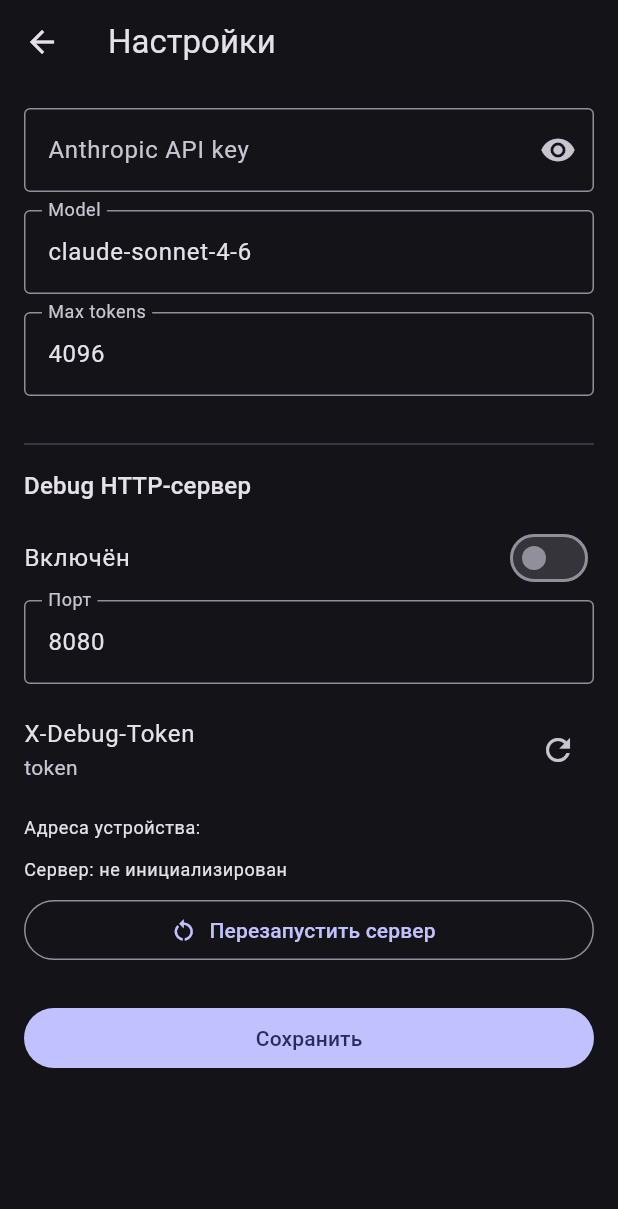
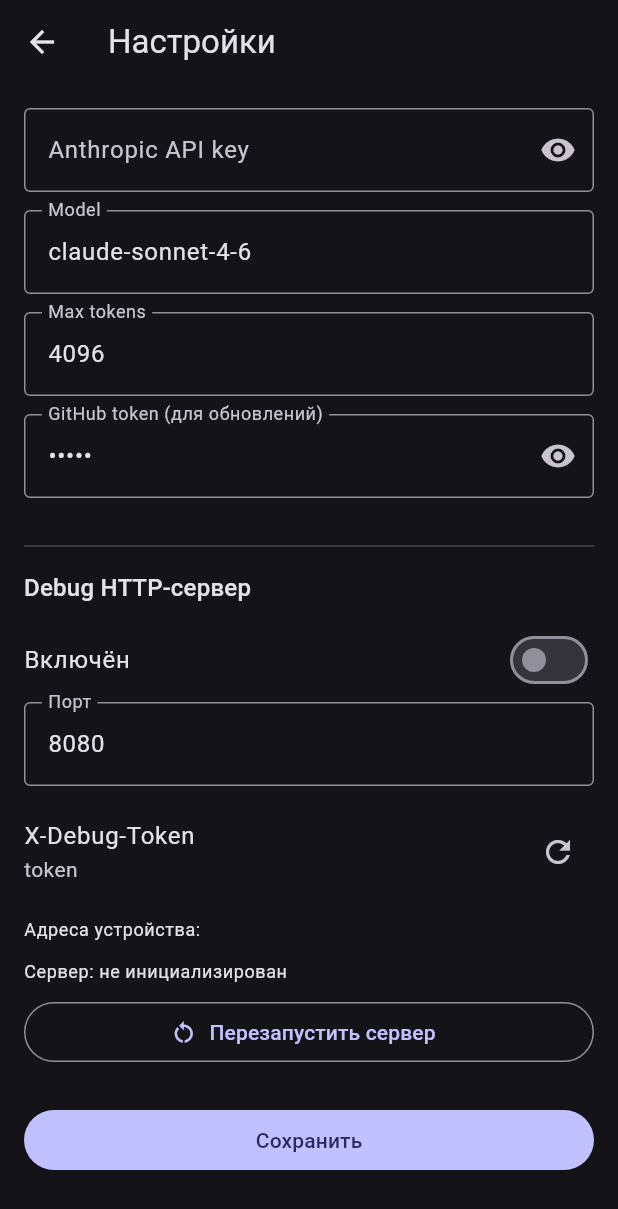
Before and after one commit to iamweasel89/musical-succotash, a Flutter app: the screen it shows after launch, after a tap on the "settings" icon, on a phone screen of 412 x 824 dp. Shown: the top 1209 px of the screen. Run offline on Flutter 3.47's test engine with Material 3 defaults, Android fonts, the phone set to English and light mode, and no system bars; our stand-ins replace flutter_markdown, package_info_plus, shared_preferences; statements that could not run were skipped.

Commit message:
Add GitHub token to fix 403 on update check
GitHub API returns 403 when anonymous rate limit (60/hour per IP)
is exhausted — common on carrier NAT. Store an optional GitHub token
in settings and pass it as Authorization header to the releases API,
raising the limit to 5000/hour.

https://claude.ai/code/session_016xUgTjvkBi86v8nV4x3jq9

```diff
--- a/lib/main.dart
+++ b/lib/main.dart
@@ -653,7 +653,9 @@ class _SettingsScreenState extends State<SettingsScreen> {
   final _modelCtl = TextEditingController();
   final _maxCtl = TextEditingController();
   final _portCtl = TextEditingController();
+  final _githubCtl = TextEditingController();
   bool _obscure = true;
+  bool _obscureGithub = true;
   bool _debugEnabled = false;
   String _debugToken = '';
   List<String> _ips = [];
@@ -669,6 +671,7 @@ class _SettingsScreenState extends State<SettingsScreen> {
     _modelCtl.text = await Settings.getModel();
     _maxCtl.text = (await Settings.getMaxTokens()).toString();
     _portCtl.text = (await Settings.getDebugPort()).toString();
+    _githubCtl.text = await Settings.getGithubToken();
     _debugEnabled = await Settings.getDebugEnabled();
     _debugToken = await Settings.getDebugToken();
     _ips = await _listIps();
@@ -697,6 +700,7 @@ class _SettingsScreenState extends State<SettingsScreen> {
     _modelCtl.dispose();
     _maxCtl.dispose();
     _portCtl.dispose();
+    _githubCtl.dispose();
     super.dispose();
   }
 
@@ -708,6 +712,7 @@ class _SettingsScreenState extends State<SettingsScreen> {
     final port = int.tryParse(_portCtl.text.trim()) ??
         Settings.defaultDebugPort;
     await Settings.setDebugPort(port);
+    await Settings.setGithubToken(_githubCtl.text.trim());
     await Settings.setDebugEnabled(_debugEnabled);
     await widget.onDebugToggled?.call(_debugEnabled);
     if (mounted) Navigator.of(context).pop();
@@ -748,6 +753,22 @@ class _SettingsScreenState extends State<SettingsScreen> {
             decoration: const InputDecoration(
               labelText: 'Max tokens',
               border: OutlineInputBorder(),
+            ),
+          ),
+          const SizedBox(height: 12),
+          TextField(
+            controller: _githubCtl,
+            obscureText: _obscureGithub,
+            decoration: InputDecoration(
+              labelText: 'GitHub token (для обновлений)',
+              border: const OutlineInputBorder(),
+              suffixIcon: IconButton(
+                icon: Icon(_obscureGithub
+                    ? Icons.visibility
+                    : Icons.visibility_off),
+                onPressed: () =>
+                    setState(() => _obscureGithub = !_obscureGithub),
+              ),
             ),
           ),
           const SizedBox(height: 24),
--- a/lib/services/settings.dart
+++ b/lib/services/settings.dart
@@ -84,6 +84,18 @@ class Settings {
     await _prefs!.setInt(_kDebugPort, v);
   }
 
+  static const _kGithubToken = 'github_token';
+
+  static Future<String> getGithubToken() async {
+    await _ensure();
+    return _prefs!.getString(_kGithubToken) ?? '';
+  }
+
+  static Future<void> setGithubToken(String v) async {
+    await _ensure();
+    await _prefs!.setString(_kGithubToken, v);
+  }
+
   static const _kStagedPrompt = 'staged_prompt';
 
   static Future<String> getStagedPrompt() async {
```
Also changed, not shown: lib/services/updater.dart (+8 -2 lines).
